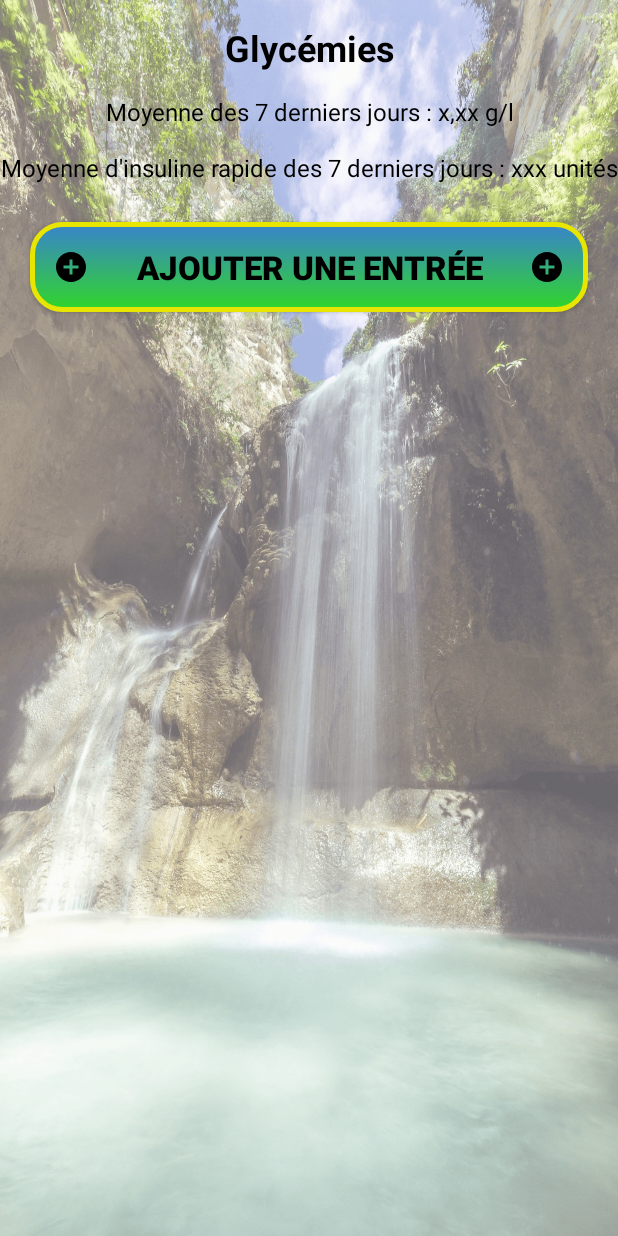
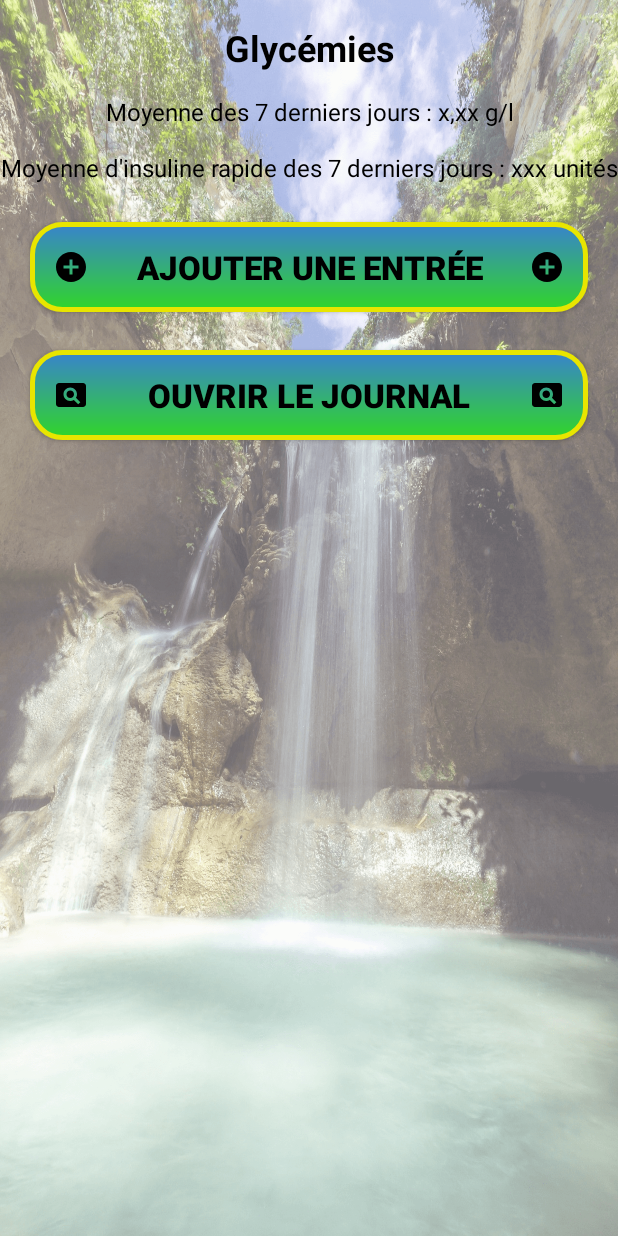
Before and after one commit to frankx13/---Android---DiabetesMeganotes, an Android app: the MyGlycemiesActivity screen opened directly, with no data from a screen before it, on a phone screen of 412 x 824 dp. Run offline under Robolectric (Android 15) with nearby library versions, the phone set to English and light mode, and no system bars; our stand-ins replace ButterKnife.

Commit message:
Finalized the new entry section, created the diary Fragment

```diff
--- a/app/src/main/java/com/studio/neopanda/diabetesmeganotes/DatabaseHelper.java
+++ b/app/src/main/java/com/studio/neopanda/diabetesmeganotes/DatabaseHelper.java
@@ -6,7 +6,7 @@ import android.database.sqlite.SQLiteOpenHelper;
 
 public class DatabaseHelper extends SQLiteOpenHelper {
     // If you change the database schema, you must increment the database version.
-    public static final int DATABASE_VERSION = 1;
+    public static final int DATABASE_VERSION = 2;
     public static final String DATABASE_NAME = "MeganotesReader.db";
     private static final String SQL_CREATE_ENTRIES_CREDENTIALS =
             "CREATE TABLE " + SQliteDatabase.Credentials.TABLE_NAME + " (" +
@@ -32,6 +32,10 @@ public class DatabaseHelper extends SQLiteOpenHelper {
     private static final String SQL_DELETE_ENTRIES_INSULIN =
             "DROP TABLE IF EXISTS " + SQliteDatabase.InsulinUnits.TABLE_NAME;
 
+    private static final String SQL_READ_ENTRIES_BETWEEN_DATES =
+            "SELECT COLUMN FROM TABLE WHERE COLUMNDATE BETWEEN '2012-07-01' AND '2012-07-07'\n";
+
+
     public DatabaseHelper(Context context) {
         super(context, DATABASE_NAME, null, DATABASE_VERSION);
     }
--- a/app/src/main/java/com/studio/neopanda/diabetesmeganotes/MyGlycemiesActivity.java
+++ b/app/src/main/java/com/studio/neopanda/diabetesmeganotes/MyGlycemiesActivity.java
@@ -1,7 +1,4 @@
 package com.studio.neopanda.diabetesmeganotes;
-
-import androidx.annotation.NonNull;
-import androidx.appcompat.app.AppCompatActivity;
 
 import android.content.ContentValues;
 import android.database.Cursor;
@@ -9,20 +6,18 @@ import android.database.sqlite.SQLiteDatabase;
 import android.os.Bundle;
 import android.provider.BaseColumns;
 import android.util.Log;
-import android.view.MotionEvent;
 import android.view.View;
 import android.widget.Button;
 import android.widget.CalendarView;
-import android.widget.DatePicker;
 import android.widget.EditText;
+import android.widget.FrameLayout;
 import android.widget.LinearLayout;
 import android.widget.TextView;
 import android.widget.Toast;
 
-import org.w3c.dom.Text;
+import androidx.appcompat.app.AppCompatActivity;
 
 import java.util.ArrayList;
-import java.util.Date;
 import java.util.List;
 
 import butterknife.BindView;
@@ -51,13 +46,16 @@ public class MyGlycemiesActivity extends AppCompatActivity {
     TextView dateGlycemyInputTV;
     @BindView(R.id.validate_new_entry_btn)
     Button validateNewEntryBtn;
+    @BindView(R.id.view_entries_glycemy)
+    Button viewAllEntriesBtn;
+    @BindView(R.id.container_journal)
+    FrameLayout journalContainer;
 
     //DATA
     private DatabaseHelper dbHelper = new DatabaseHelper(this);
     private List itemIds;
     private String newEntryGlycemyDate;
     private String newEntryGlycemyLevel;
-
 
     @Override
     protected void onCreate(Bundle savedInstanceState) {
@@ -67,9 +65,31 @@ public class MyGlycemiesActivity extends AppCompatActivity {
         ButterKnife.bind(this);
         itemIds = new ArrayList<>();
 
-        String sevenDaysAgoDate = DateUtils.calculateDateFromToday(7);
+        addGlycemyBtn.setOnClickListener(new View.OnClickListener() {
+            @Override
+            public void onClick(View v) {
+                onClickAddEntryBtn();
+            }
+        });
+        viewAllEntriesBtn.setOnClickListener(new View.OnClickListener() {
+            @Override
+            public void onClick(View v) {
+                onClickViewEntriesBtn();
+            }
+        });
+    }
 
-        addGlycemyBtn.setOnClickListener(v -> containerAddEntryPart.setVisibility(View.VISIBLE));
+    private void onClickViewEntriesBtn(){
+
+    }
+
+    private void onClickAddEntryBtn() {
+        glycemyInputTV.setVisibility(View.GONE);
+        glycemyInputLevel.setVisibility(View.GONE);
+        validateNewEntryBtn.setVisibility(View.GONE);
+        containerAddEntryPart.setVisibility(View.VISIBLE);
+        calendarView.setVisibility(View.VISIBLE);
+        dateGlycemyInputTV.setVisibility(View.VISIBLE);
 
         calendarView.setOnDateChangeListener((view, year, month, dayOfMonth) -> {
             newEntryGlycemyDate = year + "-" + month + "-" + dayOfMonth;
@@ -82,13 +102,19 @@ public class MyGlycemiesActivity extends AppCompatActivity {
 
         validateNewEntryBtn.setOnClickListener(v -> {
             newEntryGlycemyLevel = glycemyInputLevel.getEditableText().toString();
-            writeAuthInDB(newEntryGlycemyDate, newEntryGlycemyLevel);
-            Toast.makeText(this, "Your entry has successfully been added !", Toast.LENGTH_SHORT).show();
-            containerAddEntryPart.setVisibility(View.GONE);
+            if (newEntryGlycemyLevel.length() < 4) {
+                Toast.makeText(this, "Trop peu de nombres rentrés. Veuillez utiliser ce modèle et recommencer : x.xx.", Toast.LENGTH_LONG).show();
+            } else if (newEntryGlycemyLevel.length() == 4) {
+                writeAuthInDB(newEntryGlycemyDate, newEntryGlycemyLevel);
+                Toast.makeText(this, "Your entry has successfully been added !", Toast.LENGTH_SHORT).show();
+                containerAddEntryPart.setVisibility(View.GONE);
+            } else {
+                Toast.makeText(this, "Impossible d'ajouter cette entrée. Veuillez utiliser ce modèle et recommencer : x.xx.", Toast.LENGTH_LONG).show();
+            }
         });
     }
 
-    public long writeAuthInDB(String date, String glycemy) {
+    public void writeAuthInDB(String date, String glycemy) {
         // Gets the data repository in write mode
         SQLiteDatabase db = dbHelper.getWritableDatabase();
 
@@ -100,10 +126,7 @@ public class MyGlycemiesActivity extends AppCompatActivity {
         Log.e("CREATECOLUMN2", " " + values.getAsString(SQliteDatabase.Glycemies.COLUMN_NAME_GLYCEMY));
 
         // Insert the new row, returning the primary key value of the new row
-        long newRowId = db.insert(SQliteDatabase.Glycemies.TABLE_NAME, null, values);
-        db.insert(SQliteDatabase.Glycemies.TABLE_NAME, null, values);
-
-        return newRowId;
+        db.insertOrThrow(SQliteDatabase.Glycemies.TABLE_NAME, null, values);
     }
 
     public void readAuthInDB(String date) {
--- /dev/null
+++ b/app/src/main/res/drawable/ic_pageview_black_24dp.xml
@@ -0,0 +1,9 @@
+<vector xmlns:android="http://schemas.android.com/apk/res/android"
+        android:width="24dp"
+        android:height="24dp"
+        android:viewportWidth="24.0"
+        android:viewportHeight="24.0">
+    <path
+        android:fillColor="#FF000000"
+        android:pathData="M11.5,9C10.12,9 9,10.12 9,11.5s1.12,2.5 2.5,2.5 2.5,-1.12 2.5,-2.5S12.88,9 11.5,9zM20,4L4,4c-1.1,0 -2,0.9 -2,2v12c0,1.1 0.9,2 2,2h16c1.1,0 2,-0.9 2,-2L22,6c0,-1.1 -0.9,-2 -2,-2zM16.79,18.21l-2.91,-2.91c-0.69,0.44 -1.51,0.7 -2.39,0.7C9.01,16 7,13.99 7,11.5S9.01,7 11.5,7 16,9.01 16,11.5c0,0.88 -0.26,1.69 -0.7,2.39l2.91,2.9 -1.42,1.42z"/>
+</vector>
--- a/app/src/main/res/layout/activity_my_glycemies.xml
+++ b/app/src/main/res/layout/activity_my_glycemies.xml
@@ -63,6 +63,24 @@
         android:drawableEnd="@drawable/ic_add_circle_black_24dp"
         android:padding="15dp"
         android:text="@string/add_entry_text"
+        android:textAlignment="center"
+        android:textColor="@android:color/black"
+        android:textSize="22sp"
+        android:textStyle="bold" />
+
+    <Button
+        android:id="@+id/view_entries_glycemy"
+        android:layout_width="match_parent"
+        android:layout_height="wrap_content"
+        android:layout_below="@id/add_entry_glycemy"
+        android:layout_marginStart="20dp"
+        android:layout_marginTop="25dp"
+        android:layout_marginEnd="20dp"
+        android:background="@drawable/btn_classic"
+        android:drawableStart="@drawable/ic_pageview_black_24dp"
+        android:drawableEnd="@drawable/ic_pageview_black_24dp"
+        android:padding="15dp"
+        android:text="@string/view_all_entries"
         android:textAlignment="center"
         android:textColor="@android:color/black"
         android:textSize="22sp"
@@ -143,4 +161,10 @@
             android:visibility="gone" />
     </LinearLayout>
 
+    <FrameLayout
+        android:id="@+id/container_journal"
+        android:layout_width="match_parent"
+        android:layout_height="match_parent"
+        android:visibility="gone"/>
+
 </RelativeLayout>
--- a/app/src/main/res/values/strings.xml
+++ b/app/src/main/res/values/strings.xml
@@ -29,4 +29,8 @@
     <string name="level_glycemy">Glycemy level :</string>
     <string name="hint_digit_glycemy">Add the digits of your glycemy here</string>
     <string name="validate">Valider</string>
+    <string name="view_all_entries">Ouvrir le journal</string>
+
+    <!-- TODO: Remove or change this placeholder text -->
+    <string name="hello_blank_fragment">Hello blank fragment</string>
 </resources>
```
Also changed, not shown: app/build.gradle (+7 -0 lines), app/src/main/java/com/studio/neopanda/diabetesmeganotes/AverageGlycemyUtils.java (added, +31 -0 lines), app/src/main/java/com/studio/neopanda/diabetesmeganotes/EntriesDiaryFragment.java (added, +27 -0 lines), app/src/main/java/com/studio/neopanda/diabetesmeganotes/Glycemy.java (added, +28 -0 lines), app/src/main/java/com/studio/neopanda/diabetesmeganotes/MainActivity.java (+4 -17 lines), app/src/main/res/layout/fragment_entries_diary.xml (added, +18 -0 lines).
